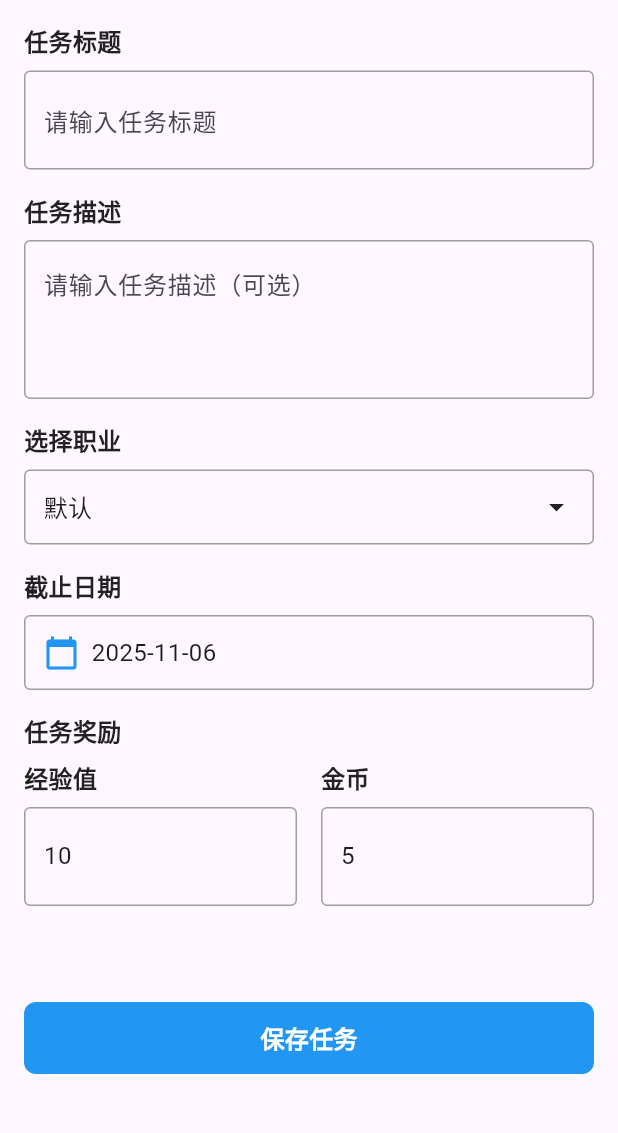
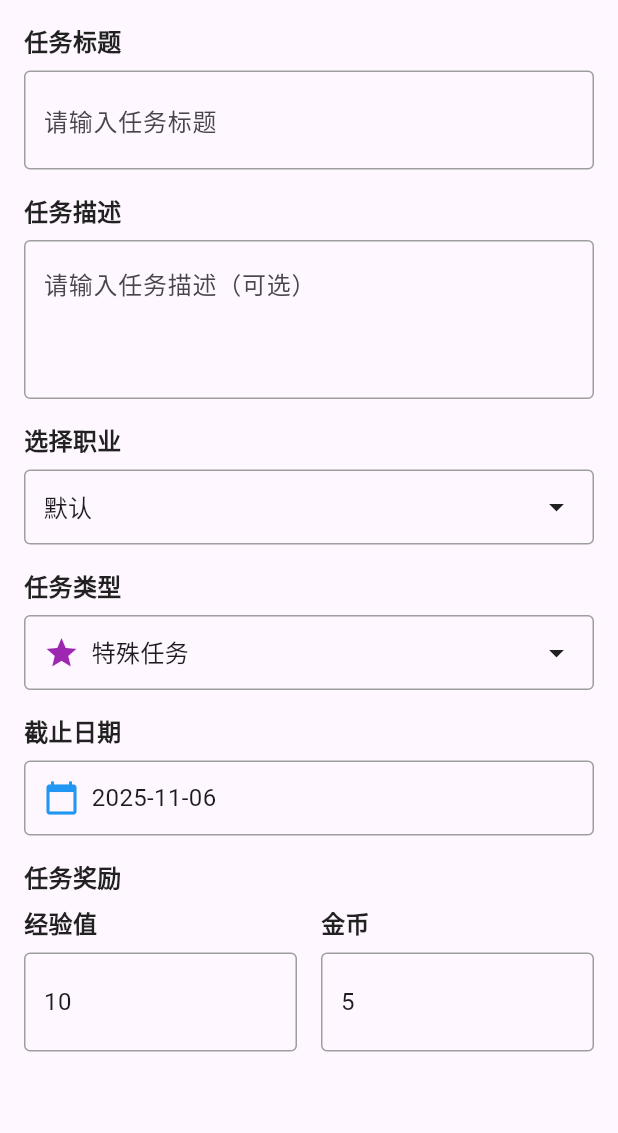
Before and after one commit to WeiTao96/task_manager_app, a Flutter app: the screen it shows after launch, after a tap on the "add" icon, on a phone screen of 412 x 824 dp, the part 84-1217 px from its top. Run offline on Flutter 3.47's test engine with Material 3 defaults, Android fonts, the phone set to English and light mode, and no system bars; our stand-ins replace sqflite; accounts and stored records are empty.

Commit message:
feat: 添加任务重复功能

```diff
--- a/lib/models/task.dart
+++ b/lib/models/task.dart
@@ -1,3 +1,13 @@
+// 任务重复类型枚举
+enum TaskRepeatType {
+  special('特殊任务'),
+  daily('每日任务'),
+  weekly('每周任务');
+
+  const TaskRepeatType(this.displayName);
+  final String displayName;
+}
+
 class Task {
   final String id;
   String title;
@@ -7,6 +17,9 @@ class Task {
   String category; // 现在直接使用职业名称作为分类
   int xp; // 经验值
   int gold; // 金币
+  TaskRepeatType repeatType; // 任务重复类型
+  DateTime? lastCompletedDate; // 上次完成日期
+  String? originalTaskId; // 原始任务ID（用于重复任务）
 
   Task({
     required this.id,
@@ -17,6 +30,9 @@ class Task {
     required this.category,
     this.xp = 0,
     this.gold = 0,
+    this.repeatType = TaskRepeatType.special,
+    this.lastCompletedDate,
+    this.originalTaskId,
   });
 
   // 转换为Map，用于持久化存储
@@ -30,11 +46,27 @@ class Task {
       'category': category,
       'xp': xp,
       'gold': gold,
+      'repeatType': repeatType.name,
+      'lastCompletedDate': lastCompletedDate?.toIso8601String(),
+      'originalTaskId': originalTaskId,
     };
   }
 
     // 从Map创建Task对象
   factory Task.fromMap(Map<String, dynamic> map) {
+    // 解析重复类型
+    TaskRepeatType repeatType = TaskRepeatType.special;
+    if (map.containsKey('repeatType') && map['repeatType'] != null) {
+      try {
+        repeatType = TaskRepeatType.values.firstWhere(
+          (type) => type.name == map['repeatType'],
+          orElse: () => TaskRepeatType.special,
+        );
+      } catch (e) {
+        repeatType = TaskRepeatType.special;
+      }
+    }
+
     return Task(
       id: map['id'],
       title: map['title'],
@@ -44,6 +76,11 @@ class Task {
       category: map['category'],
       xp: map.containsKey('xp') && map['xp'] != null ? (map['xp'] as int) : 0,
       gold: map.containsKey('gold') && map['gold'] != null ? (map['gold'] as int) : 0,
+      repeatType: repeatType,
+      lastCompletedDate: map['lastCompletedDate'] != null
+        ? DateTime.parse(map['lastCompletedDate'])
+        : null,
+      originalTaskId: map['originalTaskId'],
     );
   }
 }
--- a/lib/providers/task_provider.dart
+++ b/lib/providers/task_provider.dart
@@ -55,6 +55,9 @@ class TaskProvider with ChangeNotifier {
       // 清理不需要的系统任务（如商店消费任务）
       await _cleanupSystemTasks();
 
+      // 生成重复任务
+      await _generateRepeatTasks();
+
       notifyListeners();
     } catch (e) {
       print('Error loading tasks: $e');
@@ -73,6 +76,165 @@ class TaskProvider with ChangeNotifier {
     } catch (e) {
       print('Error cleaning up system tasks: $e');
     }
+  }
+
+  // 生成重复任务
+  Future<void> _generateRepeatTasks() async {
+    try {
+      final now = DateTime.now();
+      final today = DateTime(now.year, now.month, now.day);
+
+      // 处理每日任务
+      await _generateDailyTasks(today);
+
+      // 处理每周任务
+      await _generateWeeklyTasks(today);
+
+      // 清理过期的重复任务
+      await _cleanupExpiredRepeatTasks(today);
+
+    } catch (e) {
+      print('Error generating repeat tasks: $e');
+    }
+  }
+
+  // 生成每日任务
+  Future<void> _generateDailyTasks(DateTime today) async {
+    try {
+      // 找到所有每日任务模板（原始任务）
+      final dailyTemplates = _tasks.where((task) =>
+        task.repeatType == TaskRepeatType.daily &&
+        task.originalTaskId == null
+      ).toList();
+
+      for (final template in dailyTemplates) {
+        // 检查今天是否已经有这个任务的实例
+        final hasToday = _tasks.any((task) =>
+          task.originalTaskId == template.id &&
+          _isSameDay(task.dueDate, today)
+        );
+
+        if (!hasToday) {
+          // 创建今天的任务实例
+          final todayTask = Task(
+            id: '${template.id}_${today.millisecondsSinceEpoch}',
+            title: template.title,
+            description: template.description,
+            dueDate: DateTime(today.year, today.month, today.day, 23, 59, 59),
+            category: template.category,
+            xp: template.xp,
+            gold: template.gold,
+            repeatType: TaskRepeatType.daily,
+            originalTaskId: template.id,
+          );
+
+          await _taskService.addTask(todayTask);
+          _tasks.add(todayTask);
+        }
+      }
+    } catch (e) {
+      print('Error generating daily tasks: $e');
+    }
+  }
+
+  // 生成每周任务
+  Future<void> _generateWeeklyTasks(DateTime today) async {
+    try {
+      // 获取本周的开始日期（周一）
+      final weekStart = today.subtract(Duration(days: today.weekday - 1));
+
+      // 找到所有每周任务模板
+      final weeklyTemplates = _tasks.where((task) =>
+        task.repeatType == TaskRepeatType.weekly &&
+        task.originalTaskId == null
+      ).toList();
+
+      for (final template in weeklyTemplates) {
+        // 检查本周是否已经有这个任务的实例
+        final hasThisWeek = _tasks.any((task) =>
+          task.originalTaskId == template.id &&
+          _isInSameWeek(task.dueDate, today)
+        );
+
+        if (!hasThisWeek) {
+          // 创建本周的任务实例（截止日期为周日）
+          final weekEnd = weekStart.add(Duration(days: 6));
+          final thisWeekTask = Task(
+            id: '${template.id}_week_${weekStart.millisecondsSinceEpoch}',
+            title: template.title,
+            description: template.description,
+            dueDate: DateTime(weekEnd.year, weekEnd.month, weekEnd.day, 23, 59, 59),
+            category: template.category,
+            xp: template.xp,
+            gold: template.gold,
+            repeatType: TaskRepeatType.weekly,
+            originalTaskId: template.id,
+          );
+
+          await _taskService.addTask(thisWeekTask);
+          _tasks.add(thisWeekTask);
+        }
+      }
+    } catch (e) {
+      print('Error generating weekly tasks: $e');
+    }
+  }
+
+  // 清理过期的重复任务
+  Future<void> _cleanupExpiredRepeatTasks(DateTime today) async {
+    try {
+      final expiredTasks = <Task>[];
+
+      for (final task in _tasks) {
+        if (task.originalTaskId != null) { // 这是一个重复任务实例
+          bool shouldRemove = false;
+
+          if (task.repeatType == TaskRepeatType.daily) {
+            // 清理昨天及之前的未完成每日任务
+            if (task.dueDate.isBefore(today) && !task.isCompleted) {
+              shouldRemove = true;
+            }
+          } else if (task.repeatType == TaskRepeatType.weekly) {
+            // 清理上周及之前的未完成每周任务
+            if (!_isInSameWeek(task.dueDate, today) &&
+                task.dueDate.isBefore(today) &&
+                !task.isCompleted) {
+              shouldRemove = true;
+            }
+          }
+
+          if (shouldRemove) {
+            expiredTasks.add(task);
+          }
+        }
+      }
+
+      // 删除过期任务
+      for (final task in expiredTasks) {
+        await _taskService.deleteTask(task.id);
+        _tasks.remove(task);
+      }
+
+      if (expiredTasks.isNotEmpty) {
+        print('Cleaned up ${expiredTasks.length} expired repeat tasks');
+      }
+    } catch (e) {
+      print('Error cleaning up expired repeat tasks: $e');
+    }
+  }
+
+  // 检查两个日期是否是同一天
+  bool _isSameDay(DateTime date1, DateTime date2) {
+    return date1.year == date2.year &&
+           date1.month == date2.month &&
+           date1.day == date2.day;
+  }
+
+  // 检查两个日期是否在同一周
+  bool _isInSameWeek(DateTime date1, DateTime date2) {
+    final startOfWeek1 = date1.subtract(Duration(days: date1.weekday - 1));
+    final startOfWeek2 = date2.subtract(Duration(days: date2.weekday - 1));
+    return _isSameDay(startOfWeek1, startOfWeek2);
   }
 
   Future<void> addTask(Task task) async {
@@ -109,8 +271,12 @@ class TaskProvider with ChangeNotifier {
     final wasCompleted = task.isCompleted;
     task.isCompleted = !task.isCompleted;
 
-    // 如果任务刚完成且分类是职业名称，给职业添加经验
-    if (!wasCompleted && task.isCompleted && _professionProvider != null) {
+    // 如果任务刚完成，记录完成时间
+    if (!wasCompleted && task.isCompleted) {
+      task.lastCompletedDate = DateTime.now();
+
+      // 如果分类是职业名称，给职业添加经验
+      if (_professionProvider != null) {
         // 应用商店增益效果
         double expMultiplier = 1.0;
         if (_shopProvider != null) {
@@ -133,6 +299,7 @@ class TaskProvider with ChangeNotifier {
           }
         } catch (e) {
           // 如果没找到对应职业，说明是默认分类，不做任何操作
+        }
       }
     }
 
--- a/lib/screens/ultra_simple_task_form_screen.dart
+++ b/lib/screens/ultra_simple_task_form_screen.dart
@@ -17,6 +17,7 @@ class _UltraSimpleTaskFormScreenState extends State<UltraSimpleTaskFormScreen> {
   String _gold = '5';
   DateTime _dueDate = DateTime.now().add(Duration(days: 1));
   String _selectedCategory = '默认';
+  TaskRepeatType _selectedRepeatType = TaskRepeatType.special;
   bool _isLoading = false;
   List<String> _professionNames = ['默认'];
 
@@ -91,6 +92,37 @@ class _UltraSimpleTaskFormScreenState extends State<UltraSimpleTaskFormScreen> {
                         Expanded(
                           child: Text(
                             _selectedCategory,
+                            style: TextStyle(fontSize: 16),
+                          ),
+                        ),
+                        Icon(Icons.arrow_drop_down),
+                      ],
+                    ),
+                  ),
+                ),
+              ),
+
+              // 任务类型选择
+              _buildSection(
+                title: '任务类型',
+                child: Container(
+                  padding: EdgeInsets.all(12),
+                  decoration: BoxDecoration(
+                    border: Border.all(color: Colors.grey),
+                    borderRadius: BorderRadius.circular(4),
+                  ),
+                  child: GestureDetector(
+                    onTap: _showRepeatTypeDialog,
+                    child: Row(
+                      children: [
+                        Icon(
+                          _getRepeatTypeIcon(_selectedRepeatType),
+                          color: _getRepeatTypeColor(_selectedRepeatType),
+                        ),
+                        SizedBox(width: 8),
+                        Expanded(
+                          child: Text(
+                            _selectedRepeatType.displayName,
                             style: TextStyle(fontSize: 16),
                           ),
                         ),
@@ -347,6 +379,7 @@ class _UltraSimpleTaskFormScreenState extends State<UltraSimpleTaskFormScreen> {
         category: _selectedCategory,
         xp: int.tryParse(_xp) ?? 10,
         gold: int.tryParse(_gold) ?? 5,
+        repeatType: _selectedRepeatType,
       );
 
       await taskProvider.addTask(newTask);
@@ -377,4 +410,110 @@ class _UltraSimpleTaskFormScreenState extends State<UltraSimpleTaskFormScreen> {
       }
     }
   }
+
+  // 显示重复类型选择对话框
+  void _showRepeatTypeDialog() {
+    showDialog(
+      context: context,
+      builder: (BuildContext context) {
+        return AlertDialog(
+          title: Text('选择任务类型'),
+          content: Container(
+            width: double.maxFinite,
+            child: ListView.builder(
+              shrinkWrap: true,
+              itemCount: TaskRepeatType.values.length,
+              itemBuilder: (context, index) {
+                final type = TaskRepeatType.values[index];
+                return ListTile(
+                  leading: Icon(
+                    _getRepeatTypeIcon(type),
+                    color: _getRepeatTypeColor(type),
+                  ),
+                  title: Text(type.displayName),
+                  subtitle: Text(_getRepeatTypeDescription(type)),
+                  trailing: _selectedRepeatType == type
+                    ? Icon(Icons.check, color: Colors.blue)
+                    : null,
+                  onTap: () {
+                    setState(() {
+                      _selectedRepeatType = type;
+                      // 根据任务类型设置合适的截止日期
+                      _updateDueDateForRepeatType(type);
+                    });
+                    Navigator.of(context).pop();
+                  },
+                );
+              },
+            ),
+          ),
+          actions: [
+            TextButton(
+              onPressed: () => Navigator.of(context).pop(),
+              child: Text('取消'),
+            ),
+          ],
+        );
+      },
+    );
+  }
+
+  // 获取重复类型对应的图标
+  IconData _getRepeatTypeIcon(TaskRepeatType type) {
+    switch (type) {
+      case TaskRepeatType.daily:
+        return Icons.today;
+      case TaskRepeatType.weekly:
+        return Icons.date_range;
+      case TaskRepeatType.special:
+        return Icons.star;
+    }
+  }
+
+  // 获取重复类型对应的颜色
+  Color _getRepeatTypeColor(TaskRepeatType type) {
+    switch (type) {
+      case TaskRepeatType.daily:
+        return Colors.orange;
+      case TaskRepeatType.weekly:
+        return Colors.blue;
+      case TaskRepeatType.special:
+        return Colors.purple;
+    }
+  }
+
+  // 获取重复类型的描述
+  String _getRepeatTypeDescription(TaskRepeatType type) {
+    switch (type) {
+      case TaskRepeatType.daily:
+        return '每天重复，需要当天完成';
+      case TaskRepeatType.weekly:
+        return '每周重复，需要本周内完成';
+      case TaskRepeatType.special:
+        return '一次性任务，无重复要求';
+    }
+  }
+
+  // 根据重复类型更新截止日期
+  void _updateDueDateForRepeatType(TaskRepeatType type) {
+    final now = DateTime.now();
+    switch (type) {
+      case TaskRepeatType.daily:
+        // 每日任务设置为今天结束
+        _dueDate = DateTime(now.year, now.month, now.day, 23, 59, 59);
+        break;
+      case TaskRepeatType.weekly:
+        // 每周任务设置为本周日结束
+        final daysUntilSunday = 7 - now.weekday;
+        final nextSunday = now.add(Duration(days: daysUntilSunday));
+        _dueDate = DateTime(nextSunday.year, nextSunday.month, nextSunday.day, 23, 59, 59);
+        break;
+      case TaskRepeatType.special:
+        // 特殊任务保持用户选择的日期，或默认明天
+        if (_dueDate.isBefore(now)) {
+          _dueDate = now.add(Duration(days: 1));
+        }
+        break;
+    }
+  }
 }
--- a/lib/services/task_service.dart
+++ b/lib/services/task_service.dart
@@ -20,10 +20,10 @@ class TaskService {
       String path = join(await getDatabasesPath(), 'tasks.db');
       print('Initializing database at: $path');
 
-      // bump DB version to 7 to add isRepeatable to shop_items
+      // bump DB version to 8 to add repeat task fields
       return await openDatabase(
         path,
-        version: 7,
+        version: 8,
         onCreate: _createTables,
         onUpgrade: _onUpgrade,
         // 简化数据库打开配置，避免PRAGMA问题
@@ -54,7 +54,10 @@ class TaskService {
         category TEXT NOT NULL,
         xp INTEGER DEFAULT 0,
         gold INTEGER DEFAULT 0,
-        professionId TEXT
+        professionId TEXT,
+        repeatType TEXT DEFAULT 'special',
+        lastCompletedDate TEXT,
+        originalTaskId TEXT
       )
     ''');
 
@@ -303,6 +306,27 @@ class TaskService {
       } catch (e) {
         print('Error adding isRepeatable column: $e');
         // 如果字段已存在，忽略错误
+      }
+    }
+
+    if (oldVersion < 8) {
+      // 添加重复任务相关字段到 tasks 表
+      try {
+        await db.execute('ALTER TABLE tasks ADD COLUMN repeatType TEXT DEFAULT \'special\'');
+      } catch (e) {
+        print('Error adding repeatType column: $e');
+      }
+
+      try {
+        await db.execute('ALTER TABLE tasks ADD COLUMN lastCompletedDate TEXT');
+      } catch (e) {
+        print('Error adding lastCompletedDate column: $e');
+      }
+
+      try {
+        await db.execute('ALTER TABLE tasks ADD COLUMN originalTaskId TEXT');
+      } catch (e) {
+        print('Error adding originalTaskId column: $e');
       }
     }
   }
```
Lines whose indentation alone changed are shown as unchanged.
